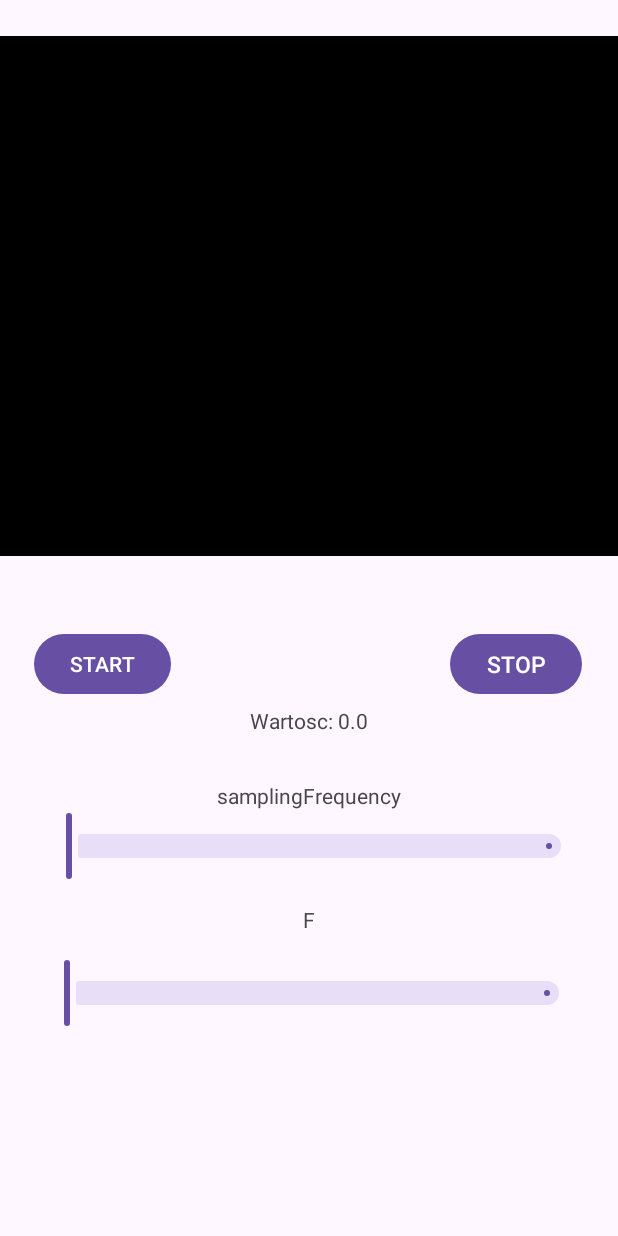
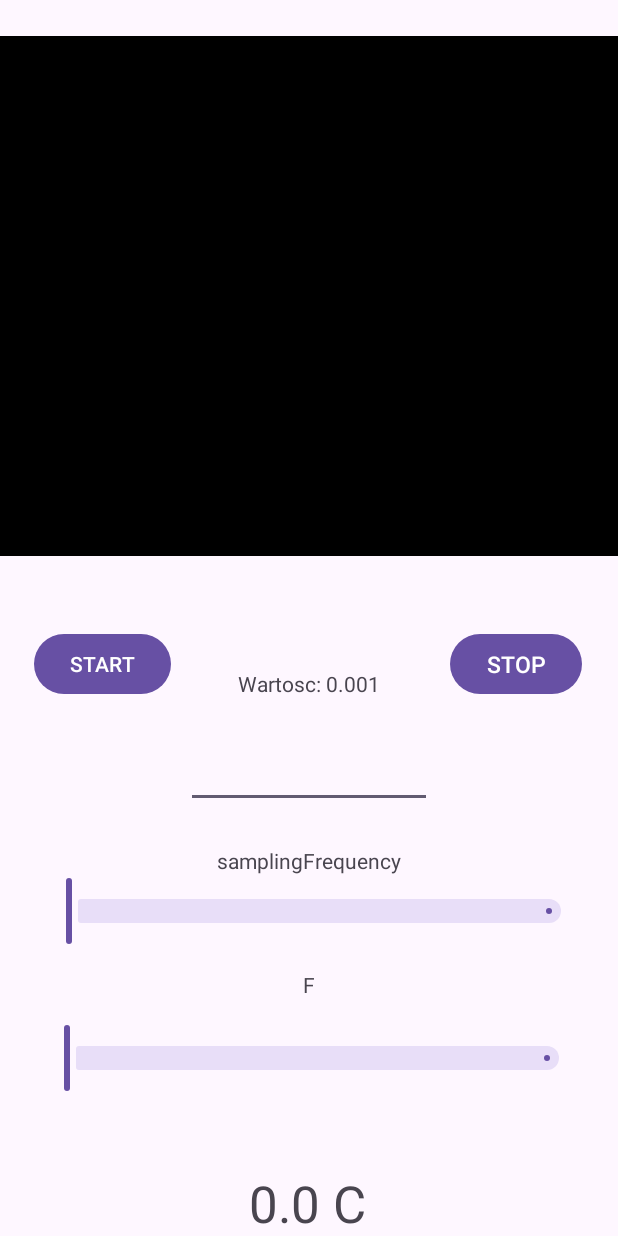
Before and after one commit to DAXPL/Fast-Fourier-Transform, an Android app: the screen it shows after launch (MainActivity), on a phone screen of 412 x 824 dp. Run offline under Robolectric (Android 15) with nearby library versions, the phone set to English and light mode, and no system bars.

Commit message:
Crawling avg

```diff
--- a/app/src/main/java/com/example/miloszklim_fft/ChartDrawer.java
+++ b/app/src/main/java/com/example/miloszklim_fft/ChartDrawer.java
@@ -6,6 +6,7 @@ import android.graphics.Color;
 import android.graphics.Paint;
 import android.view.View;
 import android.widget.Button;
+import android.widget.EditText;
 import android.widget.ImageView;
 import android.widget.TextView;
 
@@ -19,17 +20,21 @@ public class ChartDrawer
     Paint paint;
     /*---UI---*/
     TextView maxYtext;
+    TextView tempOutputFinal;
     TextView fsText;
     TextView fText;
+    EditText multiplierInput;
 
     MainActivity main;
     public ChartDrawer(MainActivity _main)
     {
         main = _main;
 
-        maxYtext = main.findViewById(R.id.textMaxY);
+        maxYtext = main.findViewById(R.id.tempOutput);
+        tempOutputFinal = main.findViewById(R.id.tempOutputFinal);
         fsText = main.findViewById(R.id.textViewFS);
         fText = main.findViewById(R.id.textF);
+        multiplierInput = main.findViewById(R.id.multipilerInput);
 
         iv = main.findViewById(R.id.wykres);
         bitmap = Bitmap.createBitmap(main.blocksize / 2, 520, Bitmap.Config.ARGB_8888);
@@ -45,7 +50,6 @@ public class ChartDrawer
 
         buttonStart.setOnClickListener(new View.OnClickListener() {
             public void onClick(View v) {
-                //main.ComputeAmpl();
                 DrawChart();
             }
         });
@@ -71,6 +75,14 @@ public class ChartDrawer
                 fText.setText("F: " + main.f);
             }
         });
+
+        multiplierInput.setOnFocusChangeListener(new View.OnFocusChangeListener() {
+            @Override
+            public void onFocusChange(View v, boolean hasFocus) {
+                if(!hasFocus) main.multiplier = Double.parseDouble(multiplierInput.getText().toString());
+            }
+        });
+
     }
 
     public void DrawChart()
@@ -85,6 +97,7 @@ public class ChartDrawer
         }
 
         maxYtext.setText("Wartosc: " + main.ymax);
+        tempOutputFinal.setText(main.temperature+" C");;
     }
 
 }
--- a/app/src/main/java/com/example/miloszklim_fft/MainActivity.java
+++ b/app/src/main/java/com/example/miloszklim_fft/MainActivity.java
@@ -39,6 +39,10 @@ public class MainActivity extends AppCompatActivity {
     double[] ampl;
     double ymax = 0;
 
+    int window = 5;
+    double[] readings = new double[window];
+    double temperature = 0;
+    double multiplier = 0;
     Readout readoutProcess;
     ChartDrawer drawer;
 
--- a/app/src/main/java/com/example/miloszklim_fft/Readout.java
+++ b/app/src/main/java/com/example/miloszklim_fft/Readout.java
@@ -69,6 +69,19 @@ public class Readout extends Thread
             ComputeAmpl();
 
 
+            for (int i=0; i<main.readings.length-1;i++)
+            {
+                main.readings[i]=main.readings[i+1];
+            }
+            main.readings[main.readings.length-1] = main.ymax;
+
+            double avg = 0;
+            for (int i=0; i<main.readings.length;i++)
+            {
+                avg+=main.readings[i];
+            }
+            main.temperature = ((avg/main.window)*main.multiplier);
+
             /*---SLEEP---*/
             try
             {
@@ -85,7 +98,8 @@ public class Readout extends Thread
     public void ComputeAmpl()
     {
         myFFT.fft(x, y);
-        main.ymax = 0;
+        Log.d("Readout","X "+ x[0]);
+        main.ymax = 0.001;
         for (int i = 0; i < blocksize / 2; i++) {
             ampl[i] = x[i] * x[i] + y[i] * y[i];
             if (ampl[i] > main.ymax) main.ymax = ampl[i];
@@ -93,5 +107,6 @@ public class Readout extends Thread
         for (int i = 0; i < blocksize / 2; i++) {
             ampl[i] = ampl[i] * 500 / main.ymax;
         }
+        Log.d("Readout","reading "+ ampl[0]);
     }
 }
--- a/app/src/main/res/layout/activity_main.xml
+++ b/app/src/main/res/layout/activity_main.xml
@@ -45,14 +45,26 @@
         app:layout_constraintTop_toBottomOf="@+id/wykres" />
 
     <TextView
-        android:id="@+id/textMaxY"
+        android:id="@+id/tempOutput"
         android:layout_width="wrap_content"
         android:layout_height="wrap_content"
-        android:layout_marginTop="100dp"
+        android:layout_marginTop="75dp"
         android:text="@string/maxY"
         app:layout_constraintEnd_toEndOf="parent"
         app:layout_constraintStart_toStartOf="parent"
         app:layout_constraintTop_toBottomOf="@+id/wykres" />
+
+    <TextView
+        android:id="@+id/tempOutputFinal"
+        android:layout_width="wrap_content"
+        android:layout_height="wrap_content"
+        android:layout_marginTop="50dp"
+        android:text="@string/maxY"
+        android:textSize="34sp"
+        app:layout_constraintEnd_toEndOf="parent"
+        app:layout_constraintHorizontal_bias="0.498"
+        app:layout_constraintStart_toStartOf="parent"
+        app:layout_constraintTop_toBottomOf="@+id/SliderF" />
 
     <com.google.android.material.slider.Slider
         android:id="@+id/SliderFS"
@@ -82,11 +94,11 @@
         android:id="@+id/textViewFS"
         android:layout_width="wrap_content"
         android:layout_height="wrap_content"
-        android:layout_marginTop="150dp"
+        android:layout_marginTop="25dp"
         android:text="@string/FS"
         app:layout_constraintEnd_toEndOf="parent"
         app:layout_constraintStart_toStartOf="parent"
-        app:layout_constraintTop_toBottomOf="@+id/wykres" />
+        app:layout_constraintTop_toBottomOf="@+id/multipilerInput" />
 
     <TextView
         android:id="@+id/textF"
@@ -98,4 +110,16 @@
         app:layout_constraintStart_toStartOf="parent"
         app:layout_constraintTop_toBottomOf="@+id/SliderFS" />
 
+    <EditText
+        android:id="@+id/multipilerInput"
+        android:contentDescription="@+id/Multipiler"
+        android:layout_width="164dp"
+        android:layout_height="48dp"
+        android:layout_marginTop="25dp"
+        android:ems="10"
+        android:inputType="numberDecimal"
+        app:layout_constraintEnd_toEndOf="parent"
+        app:layout_constraintStart_toStartOf="parent"
+        app:layout_constraintTop_toBottomOf="@+id/tempOutput" />
+
 </androidx.constraintlayout.widget.ConstraintLayout>
--- a/app/src/main/res/values/strings.xml
+++ b/app/src/main/res/values/strings.xml
@@ -6,4 +6,5 @@
     <string name="maxY">max Y</string>
     <string name="FS">samplingFrequency</string>
     <string name="F">F</string>
+    <string name="Multipiler">Podaj mnoznik</string>
 </resources>
```
